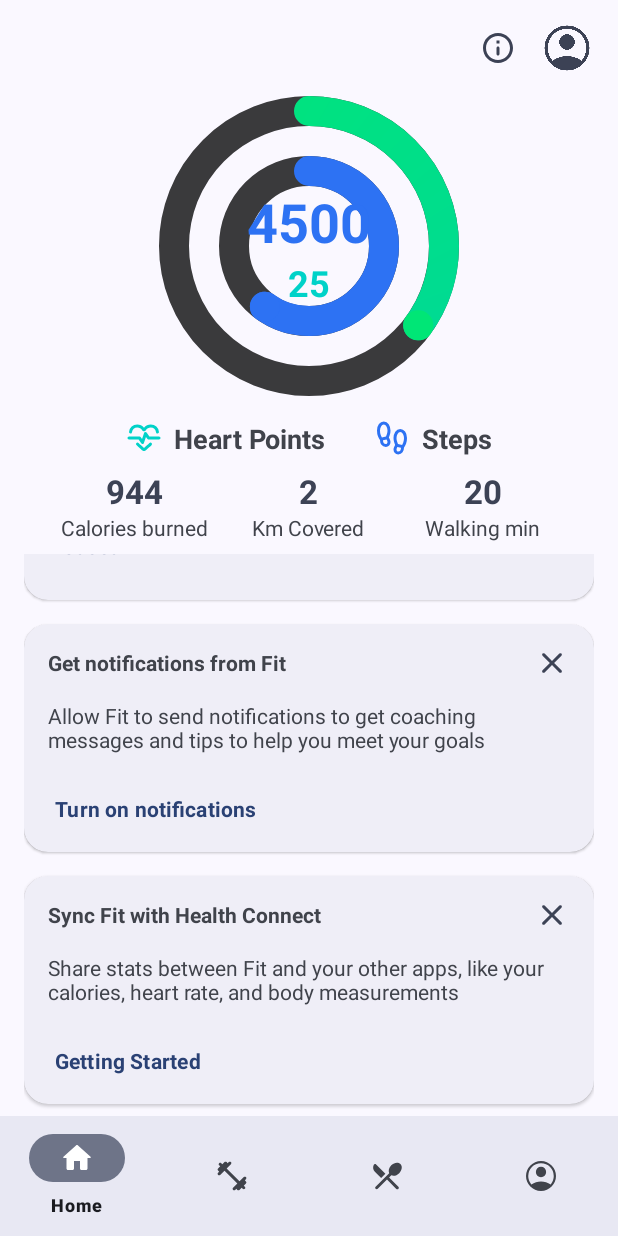
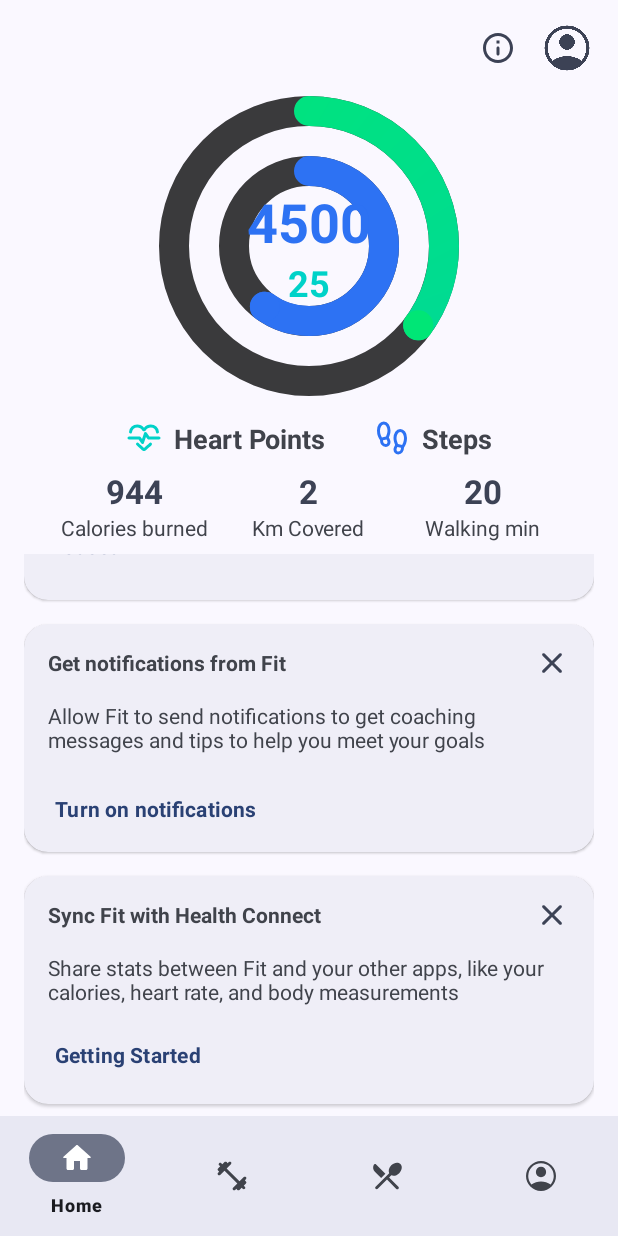
Before and after one commit to rajatt04/FitByKit, an Android app: the FitByKitNav screen opened directly, with no data from a screen before it, scrolled down 297 dp, on a phone screen of 412 x 824 dp. Run offline under Robolectric (Android 15) with nearby library versions, the phone set to English and light mode, and no system bars; our stand-ins replace CircleImageView, navigation-ui.

Commit message:
profile over now complete home completely

```diff
--- a/app/src/main/res/layout/fragment_home.xml
+++ b/app/src/main/res/layout/fragment_home.xml
@@ -495,9 +495,9 @@
                         android:layout_height="wrap_content"
                         android:layout_marginStart="8dp"
                         android:layout_marginTop="16dp"
-                        android:layout_marginBottom="8dp"
+                        android:layout_marginBottom="16dp"
+                        android:fontFamily="sans-serif"
                         android:text="@string/get_start"
-                        android:fontFamily="sans-serif"
                         android:textStyle="bold"
                         app:layout_constraintBottom_toBottomOf="parent"
                         app:layout_constraintStart_toStartOf="parent"
```
Also changed, not shown: app/src/main/java/com/rajatt7z/fitbykit/navigation/FitByKitNav.kt (+8 -9 lines).
